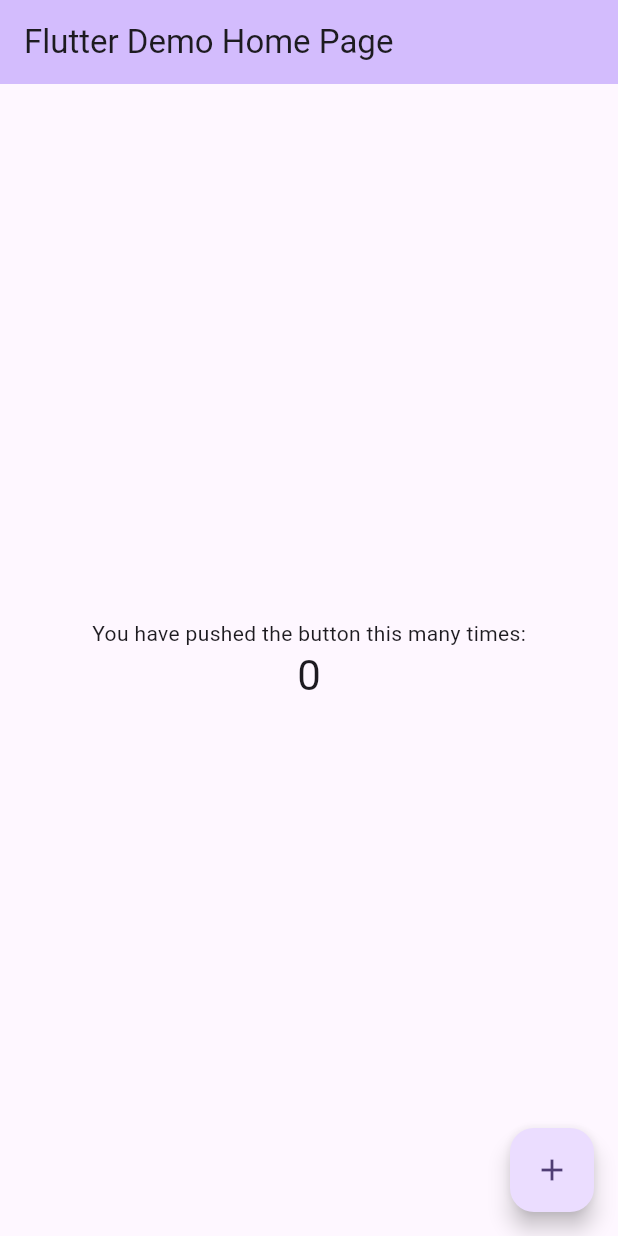
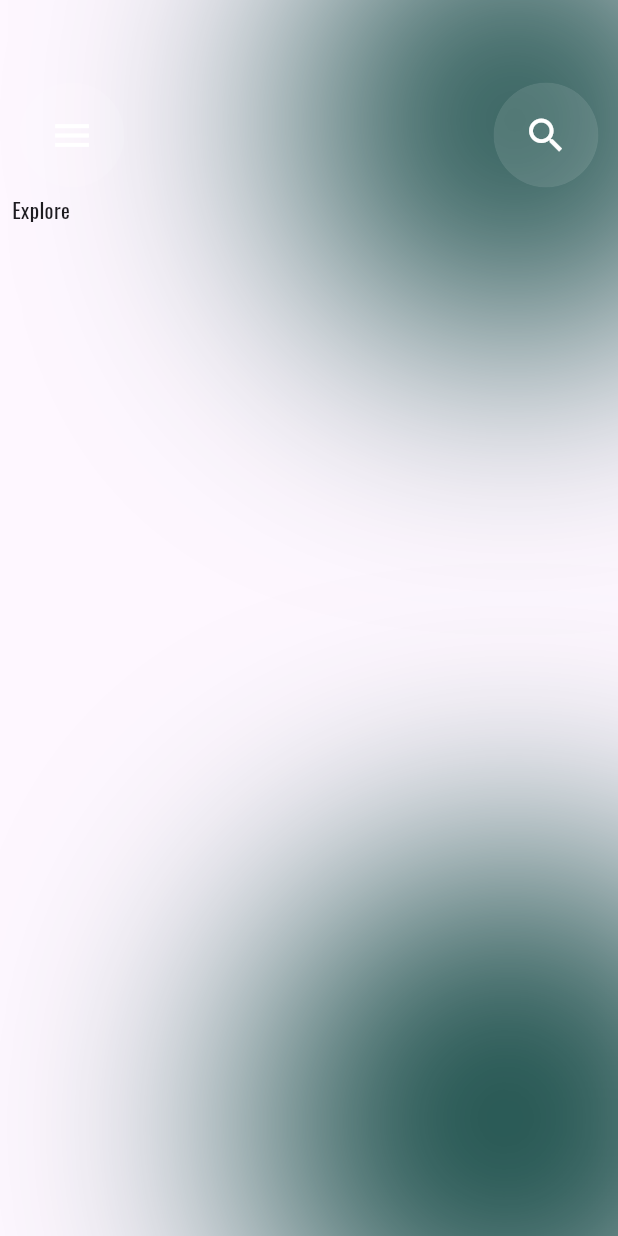
Before and after one commit to Aditya-Thakur-369/Mountain_Travel, a Flutter app: the screen it shows after launch, on a phone screen of 412 x 824 dp. Run offline on Flutter 3.47's test engine with Material 3 defaults, Android fonts, the phone set to English and light mode, and no system bars; our stand-ins replace go_router, google_fonts.

Commit message:
Home screen done and custom painter canvas created

```diff
--- /dev/null
+++ b/lib/core/common_color/common_color.dart
@@ -0,0 +1,7 @@
+import 'dart:ui';
+
+// Primary color dark green
+Color primarycolor = const Color(0xFF164B46);
+
+// Secondry color dark blacks
+Color secondrycolor = const Color(0xFF112326);
--- /dev/null
+++ b/lib/core/common_style/common_style.dart
@@ -0,0 +1,4 @@
+import 'package:flutter/material.dart';
+import 'package:google_fonts/google_fonts.dart';
+
+TextStyle titlesctyle = GoogleFonts.poppins();
--- /dev/null
+++ b/lib/features/home/homescreen.dart
@@ -0,0 +1,54 @@
+import 'package:flutter/material.dart';
+import 'package:google_fonts/google_fonts.dart';
+import 'package:mountain_travel/features/home/widget/custom_icon.dart';
+import 'package:mountain_travel/features/home/widget/master_painter.dart';
+
+class HomeScreen extends StatefulWidget {
+  const HomeScreen({super.key});
+
+  @override
+  State<HomeScreen> createState() => _HomeScreenState();
+}
+
+class _HomeScreenState extends State<HomeScreen> {
+  @override
+  Widget build(BuildContext context) {
+    return Scaffold(
+      // backgroundColor: secondrycolor,
+      body: CustomPaint(
+        painter: MasterPainter(),
+        child: Padding(
+          padding: const EdgeInsets.only(left: 8, right: 8),
+          child: Column(
+            crossAxisAlignment: CrossAxisAlignment.start,
+            children: [
+              const SizedBox(
+                height: 50,
+              ),
+              Padding(
+                padding: const EdgeInsets.all(5.0),
+                child: Row(
+                  mainAxisAlignment: MainAxisAlignment.spaceBetween,
+                  children: [
+                    CustomIcon(
+                      icon: Icons.menu,
+                      function: () {},
+                    ),
+                    CustomIcon(
+                      icon: Icons.search,
+                      function: () {},
+                    )
+                  ],
+                ),
+              ),
+              Text(
+                "Explore",
+                style: GoogleFonts.oswald(),
+              )
+            ],
+          ),
+        ),
+      ),
+    );
+  }
+}
--- /dev/null
+++ b/lib/features/home/widget/custom_icon.dart
@@ -0,0 +1,42 @@
+import 'package:flutter/material.dart';
+
+class CustomIcon extends StatelessWidget {
+  final IconData icon;
+  final Function function;
+
+  const CustomIcon({
+    super.key,
+    required this.icon,
+    required this.function,
+  });
+
+  @override
+  Widget build(BuildContext context) {
+    return Material(
+      borderRadius: BorderRadius.circular(35),
+      color: Colors.transparent,
+      clipBehavior: Clip.antiAlias,
+      child: InkWell(
+        onTap: () {
+          function();
+        },
+        borderRadius: BorderRadius.circular(35),
+        child: Container(
+          height: 70,
+          width: 70,
+          decoration: BoxDecoration(
+            shape: BoxShape.circle,
+            color: Colors.white.withOpacity(0.1),
+          ),
+          child: Center(
+            child: Icon(
+              icon,
+              color: Colors.white,
+              size: 30,
+            ),
+          ),
+        ),
+      ),
+    );
+  }
+}
--- a/lib/main.dart
+++ b/lib/main.dart
@@ -1,125 +1,28 @@
 import 'package:flutter/material.dart';
+import 'package:mountain_travel/core/common_color/common_color.dart';
+import 'package:mountain_travel/router/router_config.dart';
 
 void main() {
-  runApp(const MyApp());
+  runApp(const MainApp());
 }
 
-class MyApp extends StatelessWidget {
-  const MyApp({super.key});
+class MainApp extends StatelessWidget {
+  const MainApp({super.key});
 
-  // This widget is the root of your application.
   @override
   Widget build(BuildContext context) {
-    return MaterialApp(
-      title: 'Flutter Demo',
-      theme: ThemeData(
-        // This is the theme of your application.
-        //
-        // TRY THIS: Try running your application with "flutter run". You'll see
-        // the application has a purple toolbar. Then, without quitting the app,
-        // try changing the seedColor in the colorScheme below to Colors.green
-        // and then invoke "hot reload" (save your changes or press the "hot
-        // reload" button in a Flutter-supported IDE, or press "r" if you used
-        // the command line to start the app).
-        //
-        // Notice that the counter didn't reset back to zero; the application
-        // state is not lost during the reload. To reset the state, use hot
-        // restart instead.
-        //
-        // This works for code too, not just values: Most code changes can be
-        // tested with just a hot reload.
-        colorScheme: ColorScheme.fromSeed(seedColor: Colors.deepPurple),
-        useMaterial3: true,
-      ),
-      home: const MyHomePage(title: 'Flutter Demo Home Page'),
+    return MaterialApp.router(
+      debugShowCheckedModeBanner: false,
+      routeInformationParser: router.routeInformationParser,
+      routeInformationProvider: router.routeInformationProvider,
+      routerDelegate: router.routerDelegate,
+      darkTheme: darkmode,
     );
   }
 }
 
-class MyHomePage extends StatefulWidget {
-  const MyHomePage({super.key, required this.title});
-
-  // This widget is the home page of your application. It is stateful, meaning
-  // that it has a State object (defined below) that contains fields that affect
-  // how it looks.
-
-  // This class is the configuration for the state. It holds the values (in this
-  // case the title) provided by the parent (in this case the App widget) and
-  // used by the build method of the State. Fields in a Widget subclass are
-  // always marked "final".
-
-  final String title;
-
-  @override
-  State<MyHomePage> createState() => _MyHomePageState();
-}
-
-class _MyHomePageState extends State<MyHomePage> {
-  int _counter = 0;
-
-  void _incrementCounter() {
-    setState(() {
-      // This call to setState tells the Flutter framework that something has
-      // changed in this State, which causes it to rerun the build method below
-      // so that the display can reflect the updated values. If we changed
-      // _counter without calling setState(), then the build method would not be
-      // called again, and so nothing would appear to happen.
-      _counter++;
-    });
-  }
-
-  @override
-  Widget build(BuildContext context) {
-    // This method is rerun every time setState is called, for instance as done
-    // by the _incrementCounter method above.
-    //
-    // The Flutter framework has been optimized to make rerunning build methods
-    // fast, so that you can just rebuild anything that needs updating rather
-    // than having to individually change instances of widgets.
-    return Scaffold(
-      appBar: AppBar(
-        // TRY THIS: Try changing the color here to a specific color (to
-        // Colors.amber, perhaps?) and trigger a hot reload to see the AppBar
-        // change color while the other colors stay the same.
-        backgroundColor: Theme.of(context).colorScheme.inversePrimary,
-        // Here we take the value from the MyHomePage object that was created by
-        // the App.build method, and use it to set our appbar title.
-        title: Text(widget.title),
-      ),
-      body: Center(
-        // Center is a layout widget. It takes a single child and positions it
-        // in the middle of the parent.
-        child: Column(
-          // Column is also a layout widget. It takes a list of children and
-          // arranges them vertically. By default, it sizes itself to fit its
-          // children horizontally, and tries to be as tall as its parent.
-          //
-          // Column has various properties to control how it sizes itself and
-          // how it positions its children. Here we use mainAxisAlignment to
-          // center the children vertically; the main axis here is the vertical
-          // axis because Columns are vertical (the cross axis would be
-          // horizontal).
-          //
-          // TRY THIS: Invoke "debug painting" (choose the "Toggle Debug Paint"
-          // action in the IDE, or press "p" in the console), to see the
-          // wireframe for each widget.
-          mainAxisAlignment: MainAxisAlignment.center,
-          children: <Widget>[
-            const Text(
-              'You have pushed the button this many times:',
-            ),
-            Text(
-              '$_counter',
-              style: Theme.of(context).textTheme.headlineMedium,
-            ),
-          ],
-        ),
-      ),
-      floatingActionButton: FloatingActionButton(
-        onPressed: _incrementCounter,
-        tooltip: 'Increment',
-        child: const Icon(Icons.add),
-      ), // This trailing comma makes auto-formatting nicer for build methods.
-    );
-  }
-}
+ThemeData darkmode = ThemeData(
+  primaryColor: secondrycolor,
+  scaffoldBackgroundColor: secondrycolor,
+  useMaterial3: true,
+);
--- /dev/null
+++ b/lib/router/router_config.dart
@@ -0,0 +1,30 @@
+import 'package:flutter/cupertino.dart';
+import 'package:go_router/go_router.dart';
+import 'package:mountain_travel/features/checkout/checkoutscreen.dart';
+import 'package:mountain_travel/features/discover/discoverscreen.dart';
+import 'package:mountain_travel/features/home/homescreen.dart';
+import 'package:mountain_travel/router/router.dart';
+
+final router = GoRouter(routes: [
+  GoRoute(
+    path: Routes.homescreen.path,
+    name: Routes.homescreen.name,
+    pageBuilder: (context, state) {
+      return const CupertinoPage(child: HomeScreen());
+    },
+  ),
+  GoRoute(
+    path: Routes.discoverscreen.path,
+    name: Routes.discoverscreen.name,
+    pageBuilder: (context, state) {
+      return const CupertinoPage(child: DiscoverScreen());
+    },
+  ),
+  GoRoute(
+    path: Routes.checkoutscreen.path,
+    name: Routes.checkoutscreen.name,
+    pageBuilder: (context, state) {
+      return const CupertinoPage(child: CheckOutScreen());
+    },
+  ),
+]);
--- a/pubspec.yaml
+++ b/pubspec.yaml
@@ -35,6 +35,8 @@ dependencies:
   # The following adds the Cupertino Icons font to your application.
   # Use with the CupertinoIcons class for iOS style icons.
   cupertino_icons: ^1.0.6
+  go_router: ^13.2.0
+  google_fonts: ^6.2.1
 
 dev_dependencies:
   flutter_test:
```
Also changed, not shown: lib/features/checkout/checkoutscreen.dart (added, +15 -0 lines), lib/features/discover/discoverscreen.dart (added, +15 -0 lines), lib/features/home/widget/master_painter.dart (added, +26 -0 lines), lib/router/router.dart (added, +17 -0 lines), pubspec.lock, 11 other files.
